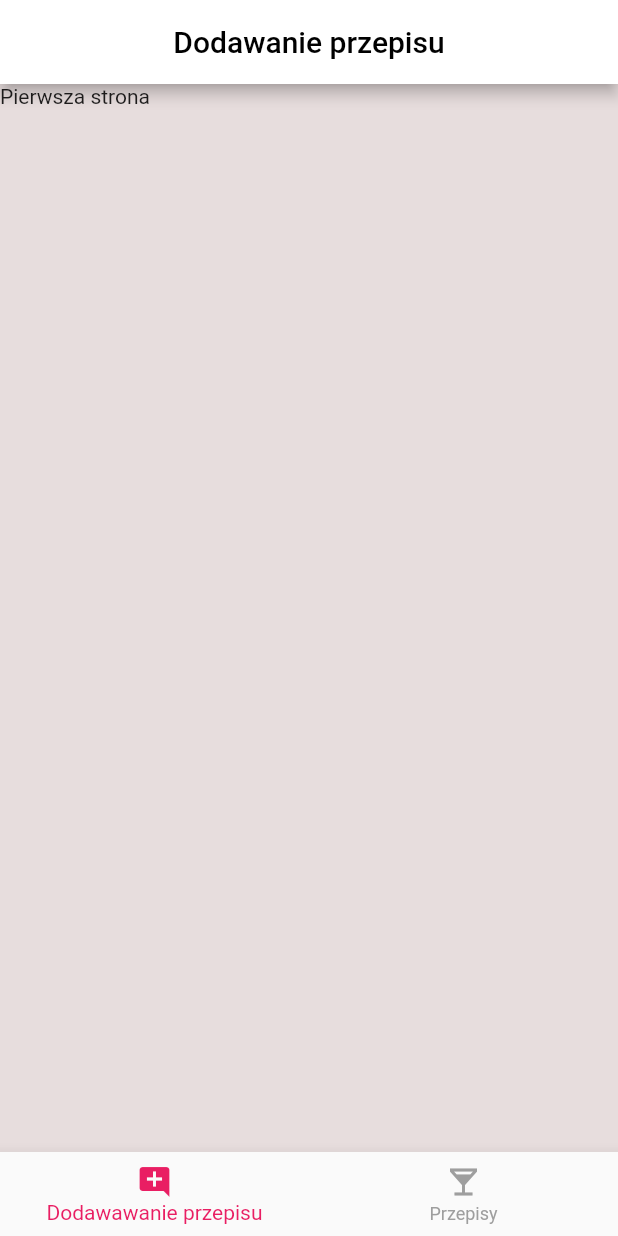
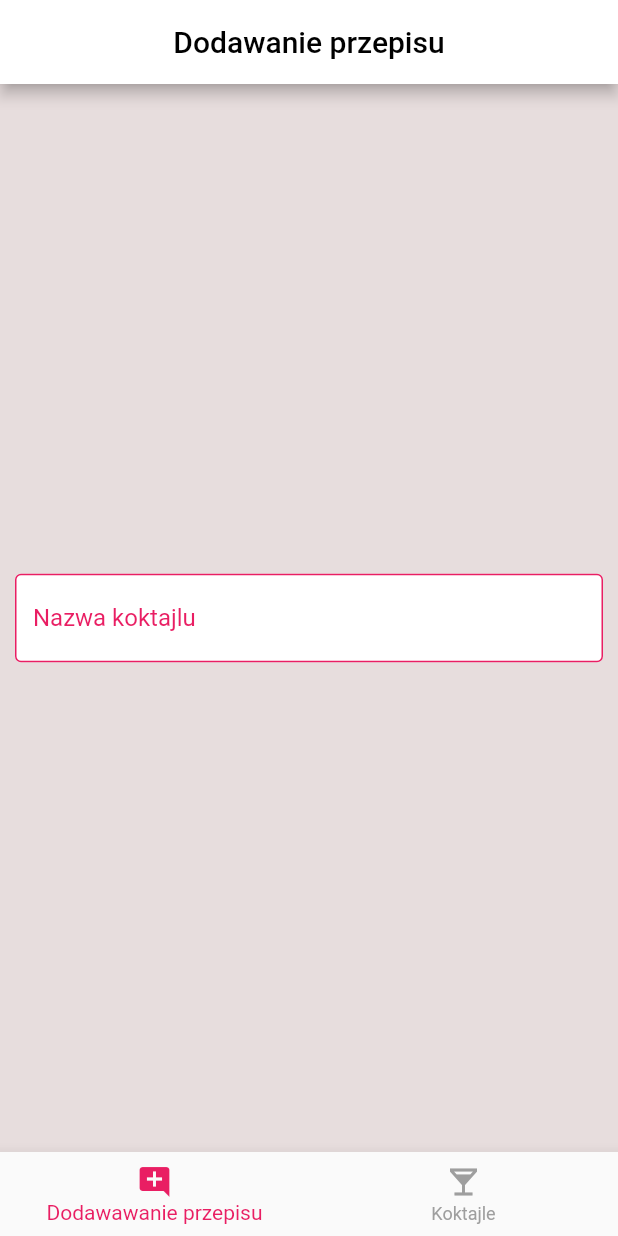
Before and after one commit to mgudalewicz/my_coctail_bar, a Flutter app: the screen it shows after launch, on a phone screen of 412 x 824 dp. Run offline on Flutter 3.47's test engine with Material 2 defaults, Android fonts, the phone set to English and light mode, and no system bars.

Commit message:
create add_coctail_page and WidgetTextFormField

```diff
--- /dev/null
+++ b/lib/screens/add_coctail/add_coctail_page.dart
@@ -0,0 +1,24 @@
+import 'package:flutter/material.dart';
+import 'package:my_coctail_bar/widget/widget_text_form_field.dart';
+
+class AddCoctail extends StatelessWidget {
+  const AddCoctail({
+    Key? key,
+  }) : super(key: key);
+
+  @override
+  Widget build(BuildContext context) {
+    return Scaffold(
+      body: Center(
+        child: Column(
+          mainAxisAlignment: MainAxisAlignment.center,
+          children: const [
+            WidgetTextFormField(
+              labelText: 'Nazwa koktajlu',
+            )
+          ],
+        ),
+      ),
+    );
+  }
+}
--- a/lib/screens/home_page.dart
+++ b/lib/screens/home_page.dart
@@ -1,4 +1,5 @@
 import 'package:flutter/material.dart';
+import 'package:my_coctail_bar/screens/add_coctail/add_coctail_page.dart';
 
 class HomePage extends StatefulWidget {
   const HomePage({
@@ -27,13 +28,13 @@ class _HomePageState extends State<HomePage> {
             : Row(
                 mainAxisAlignment: MainAxisAlignment.center,
                 children: const [
-                  Text('Przepisy'),
+                  Text('Koktajle'),
                 ],
               ),
       ),
       body: Builder(builder: (context) {
         if (currentIndex == 0) {
-          return const Text('Pierwsza strona');
+          return const AddCoctail();
         }
         return const Text('Druga strona');
       }),
@@ -54,7 +55,7 @@ class _HomePageState extends State<HomePage> {
           ),
           BottomNavigationBarItem(
             icon: Icon(Icons.local_bar),
-            label: 'Przepisy',
+            label: 'Koktajle',
           ),
         ],
       ),
--- /dev/null
+++ b/lib/widget/widget_text_form_field.dart
@@ -0,0 +1,59 @@
+import 'package:flutter/material.dart';
+import 'package:flutter/services.dart';
+
+class WidgetTextFormField extends StatelessWidget {
+  const WidgetTextFormField({
+    super.key,
+    required this.labelText,
+    this.formFieldKey,
+    this.hintText,
+    this.keyboardType = TextInputType.text,
+    this.inputFormatters,
+    this.validatorNumber = false,
+  });
+
+  final GlobalKey<FormFieldState<String>>? formFieldKey;
+  final TextInputType keyboardType;
+  final String labelText;
+  final String? hintText;
+  final List<TextInputFormatter>? inputFormatters;
+  final bool validatorNumber;
+
+  @override
+  Widget build(BuildContext context) {
+    return Padding(
+      padding: const EdgeInsets.all(10.0),
+      child: TextFormField(
+        inputFormatters: inputFormatters,
+        maxLines: null,
+        keyboardType: keyboardType,
+        validator: (value) {
+          if (value == null || value.isEmpty) {
+            return 'Pole nie może być puste';
+          }
+          if (validatorNumber == true) {
+            int strenght = int.parse(value);
+            if (strenght <= 0) {
+              return 'Ilość alkoholu nie może być mniejsza niż 0 %';
+            }
+          }
+          return null;
+        },
+        decoration: InputDecoration(
+          filled: true,
+          fillColor: Colors.white,
+          focusedBorder: const OutlineInputBorder(
+            borderSide: BorderSide(color: Colors.pink),
+          ),
+          enabledBorder: const OutlineInputBorder(
+            borderSide: BorderSide(color: Colors.pink),
+          ),
+          labelText: labelText,
+          labelStyle: const TextStyle(color: Colors.pink),
+          hintText: hintText,
+        ),
+        key: formFieldKey,
+      ),
+    );
+  }
+}
```
